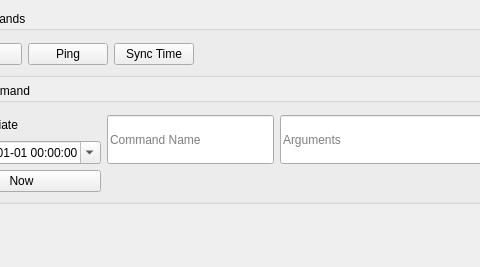
Old version of the form san-antonio/sanantonio/ui/control_panels/cmds_panel.ui in the repository jumiknows/AleasatV2; both pictures show x 81 to 561 and y 0 to 267 of the 803 by 267 pixel window.
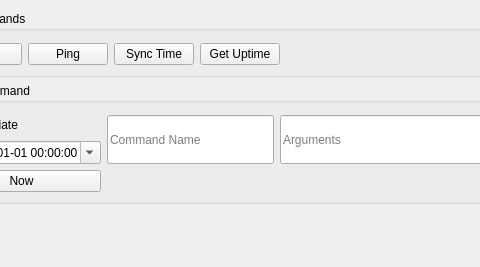
New version of the form.

Commit message: ALEA-977 Add uptime command https://gitlab.com/alea-2020/command-data-handling/obc2-firmware/-/merge_requests/206

```diff
--- a/san-antonio/sanantonio/ui/control_panels/cmds_panel.ui
+++ b/san-antonio/sanantonio/ui/control_panels/cmds_panel.ui
@@ -23,7 +23,7 @@
       <property name="topMargin">
        <number>12</number>
       </property>
-      <item row="0" column="3">
+      <item row="0" column="4">
        <spacer name="horizontalSpacer">
         <property name="orientation">
          <enum>Qt::Horizontal</enum>
@@ -43,6 +43,13 @@
         </property>
        </widget>
       </item>
+      <item row="0" column="3">
+       <widget class="QPushButton" name="uptime_btn">
+        <property name="text">
+         <string>Get Uptime</string>
+        </property>
+       </widget>
+      </item>
       <item row="0" column="2">
        <widget class="QPushButton" name="sync_time_btn">
         <property name="text">
```
The commit also changes 9 other files.
